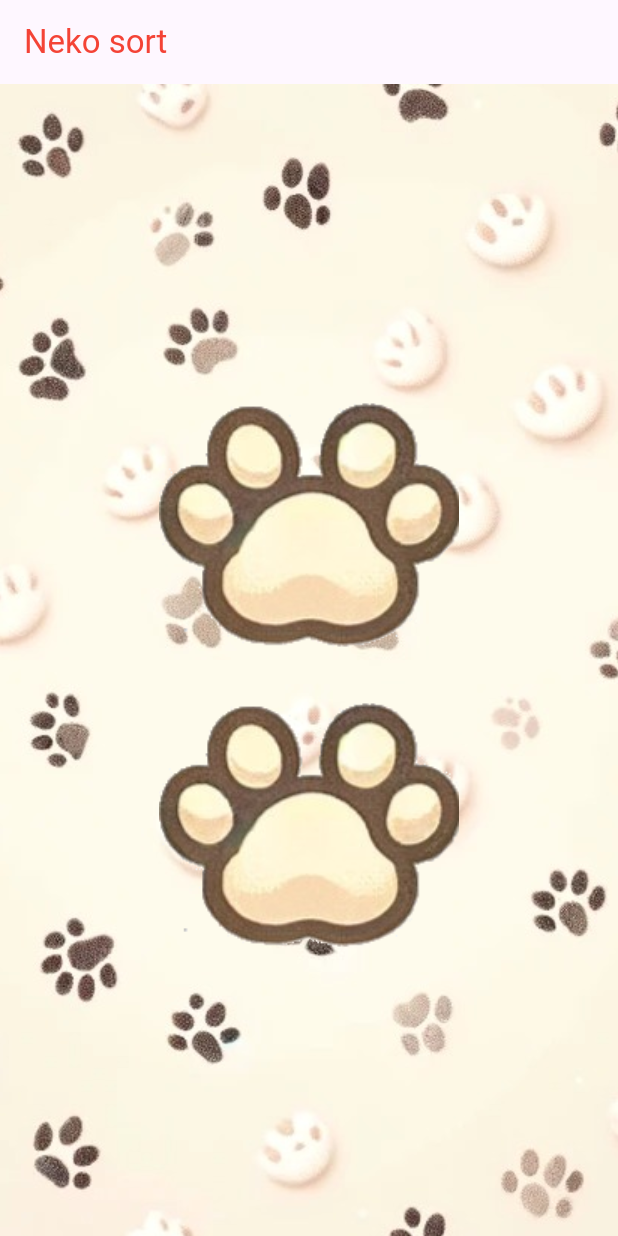
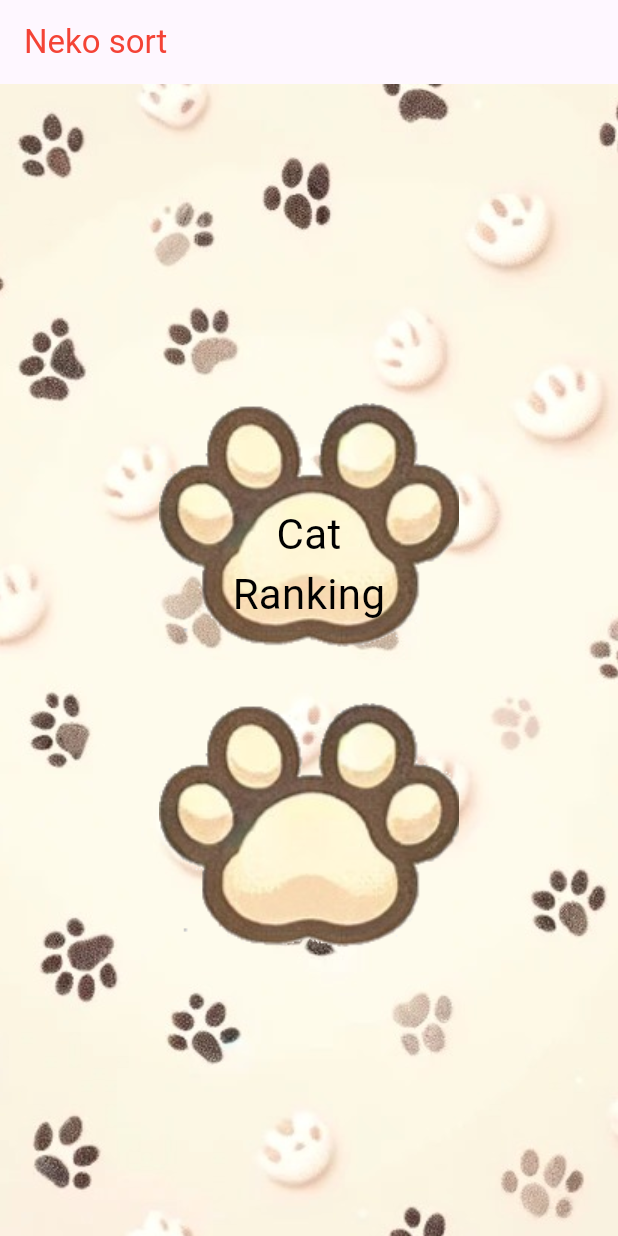
Before and after one commit to nytsdayo/cat_ranking, a Flutter app: the screen it shows after launch, on a phone screen of 412 x 824 dp. Run offline on Flutter 3.47's test engine with Material 3 defaults, Android fonts, the phone set to English and light mode, and no system bars.

Commit message:
add text in move sort button.

```diff
--- a/flutter/nekosort/lib/main.dart
+++ b/flutter/nekosort/lib/main.dart
@@ -61,12 +61,30 @@ class _MyHomePageState extends State<MyHomePage> {
               child: Container(
                 width: 200,
                 height: 200,
+                child: Stack(
+                  alignment: Alignment.center, // テキストを中央に配置
+                  children: [
+                    Container(
                       decoration: BoxDecoration(
                         borderRadius: BorderRadius.circular(10),
                         image: DecorationImage(
                           image: AssetImage("assets/images/cat_hands.jpg"),
                           fit: BoxFit.cover,
                         ),
+                      ),
+                    ),
+                    Align(
+                      alignment: Alignment(0, 0.6), // 右下に近い位置に配置
+                      child:Text(
+                        "Cat\nRanking", // ここに表示したいテキストを入力
+                        textAlign: TextAlign.center,
+                        style: TextStyle(
+                          color: Colors.black, // テキストの色を白に設定
+                          fontSize: 28, // フォントサイズを設定
+                        ),
+                      ),
+                    ),
+                  ],
                 ),
               ),
             ),
```
Lines whose indentation alone changed are shown as unchanged.
